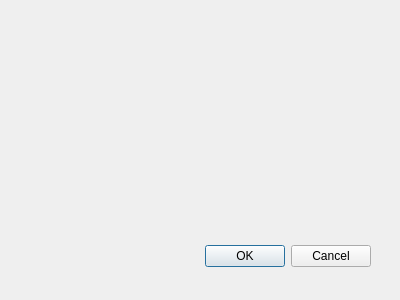
Old version of the form dialog_contractors.ui in the repository landrew31/db_course_work.
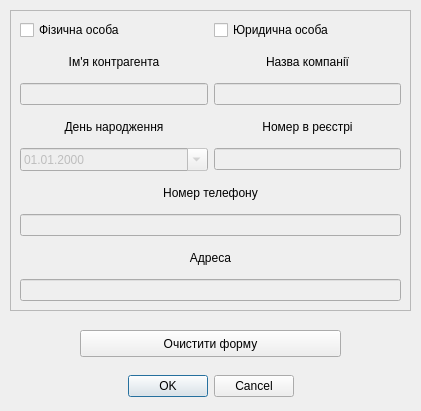
New version of the form.

Commit message: contractors tab refactored

```diff
--- a/dialog_contractors.ui
+++ b/dialog_contractors.ui
@@ -8,8 +8,8 @@
    <rect>
     <x>0</x>
     <y>0</y>
-    <width>400</width>
-    <height>300</height>
+    <width>421</width>
+    <height>411</height>
    </rect>
   </property>
   <property name="windowTitle">
@@ -18,9 +18,9 @@
   <widget name="buttonBox" class="QDialogButtonBox">
    <property name="geometry">
     <rect>
-     <x>30</x>
-     <y>240</y>
-     <width>341</width>
+     <x>10</x>
+     <y>370</y>
+     <width>401</width>
      <height>32</height>
     </rect>
    </property>
@@ -30,6 +30,203 @@
    <property name="standardButtons">
     <set>QDialogButtonBox::Cancel|QDialogButtonBox::Ok</set>
    </property>
+   <property name="centerButtons">
+    <bool>true</bool>
+   </property>
+  </widget>
+  <widget class="QFrame" name="frame_2">
+   <property name="geometry">
+    <rect>
+     <x>10</x>
+     <y>10</y>
+     <width>401</width>
+     <height>301</height>
+    </rect>
+   </property>
+   <property name="frameShape">
+    <enum>QFrame::StyledPanel</enum>
+   </property>
+   <property name="frameShadow">
+    <enum>QFrame::Raised</enum>
+   </property>
+   <widget class="QWidget" name="gridLayoutWidget_2">
+    <property name="geometry">
+     <rect>
+      <x>10</x>
+      <y>10</y>
+      <width>381</width>
+      <height>281</height>
+     </rect>
+    </property>
+    <layout class="QGridLayout" name="gridLayout_2">
+     <item row="0" column="1">
+      <widget class="QCheckBox" name="is_entity">
+       <property name="text">
+        <string>Юридична особа </string>
+       </property>
+      </widget>
+     </item>
+     <item row="7" column="0" colspan="2">
+      <widget class="QLineEdit" name="phone_field">
+       <property name="enabled">
+        <bool>false</bool>
+       </property>
+       <property name="alignment">
+        <set>Qt::AlignCenter</set>
+       </property>
+      </widget>
+     </item>
+     <item row="2" column="0">
+      <widget class="QLineEdit" name="contractor_name_field">
+       <property name="enabled">
+        <bool>false</bool>
+       </property>
+       <property name="alignment">
+        <set>Qt::AlignCenter</set>
+       </property>
+      </widget>
+     </item>
+     <item row="2" column="1">
+      <widget class="QLineEdit" name="company_name_field">
+       <property name="enabled">
+        <bool>false</bool>
+       </property>
+      </widget>
+     </item>
+     <item row="4" column="0">
+      <widget class="QDateEdit" name="birthday_field">
+       <property name="enabled">
+        <bool>false</bool>
+       </property>
+       <property name="readOnly">
+        <bool>false</bool>
+       </property>
+       <property name="displayFormat">
+        <string>dd.MM.yyyy</string>
+       </property>
+       <property name="calendarPopup">
+        <bool>true</bool>
+       </property>
+       <property name="date">
+        <date>
+         <year>2000</year>
+         <month>1</month>
+         <day>1</day>
+        </date>
+       </property>
+      </widget>
+     </item>
+     <item row="4" column="1">
+      <widget class="QLineEdit" name="state_number_field">
+       <property name="enabled">
+        <bool>false</bool>
+       </property>
+       <property name="text">
+        <string/>
+       </property>
+       <property name="dragEnabled">
+        <bool>false</bool>
+       </property>
+       <property name="readOnly">
+        <bool>false</bool>
+       </property>
+      </widget>
+     </item>
+     <item row="1" column="0">
+      <widget class="QLabel" name="label_5">
+       <property name="text">
+        <string>Ім'я контрагента</string>
+       </property>
+       <property name="alignment">
+        <set>Qt::AlignCenter</set>
+       </property>
+      </widget>
+     </item>
+     <item row="8" column="0" colspan="2">
+      <widget class="QLabel" name="label_7">
+       <property name="text">
+        <string>Адреса</string>
+       </property>
+       <property name="alignment">
+        <set>Qt::AlignCenter</set>
+       </property>
+      </widget>
+     </item>
+     <item row="0" column="0">
+      <widget class="QCheckBox" name="is_individual">
+       <property name="text">
+        <string>Фізична особа</string>
+       </property>
+       <property name="checked">
+        <bool>false</bool>
+       </property>
+      </widget>
+     </item>
+     <item row="6" column="0" colspan="2">
+      <widget class="QLabel" name="label_6">
+       <property name="text">
+        <string>Номер телефону</string>
+       </property>
+       <property name="alignment">
+        <set>Qt::AlignCenter</set>
+       </property>
+      </widget>
+     </item>
+     <item row="9" column="0" colspan="2">
+      <widget class="QLineEdit" name="adress_field">
+       <property name="enabled">
+        <bool>false</bool>
+       </property>
+       <property name="alignment">
+        <set>Qt::AlignCenter</set>
+       </property>
+      </widget>
+     </item>
+     <item row="1" column="1">
+      <widget class="QLabel" name="label">
+       <property name="text">
+        <string>Назва компанії</string>
+       </property>
+       <property name="alignment">
+        <set>Qt::AlignCenter</set>
+       </property>
+      </widget>
+     </item>
+     <item row="3" column="0">
+      <widget class="QLabel" name="label_2">
+       <property name="text">
+        <string>День народження</string>
+       </property>
+       <property name="alignment">
+        <set>Qt::AlignCenter</set>
+       </property>
+      </widget>
+     </item>
+     <item row="3" column="1">
+      <widget class="QLabel" name="label_3">
+       <property name="text">
+        <string>Номер в реєстрі</string>
+       </property>
+       <property name="alignment">
+        <set>Qt::AlignCenter</set>
+       </property>
+      </widget>
+     </item>
+    </layout>
+   </widget>
+  </widget>
+  <widget class="QPushButton" name="clear_contr_form">
+   <property name="geometry">
+    <rect>
+     <x>80</x>
+     <y>330</y>
+     <width>261</width>
+     <height>27</height>
+    </rect>
+   </property>
+   <property name="text">
+    <string>Очистити форму</string>
+   </property>
   </widget>
  </widget>
  <pixmapfunction/>
```
Left out of the diff: 9 changed lines with no effect on the pictures. The commit also changes 8 other files.
